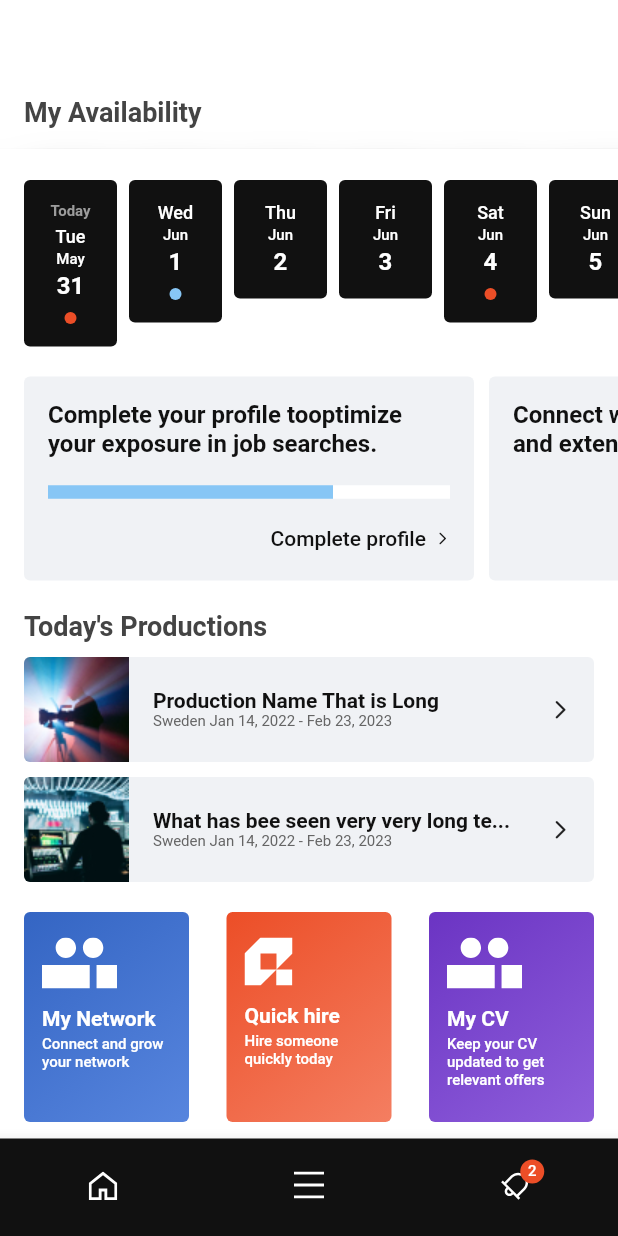
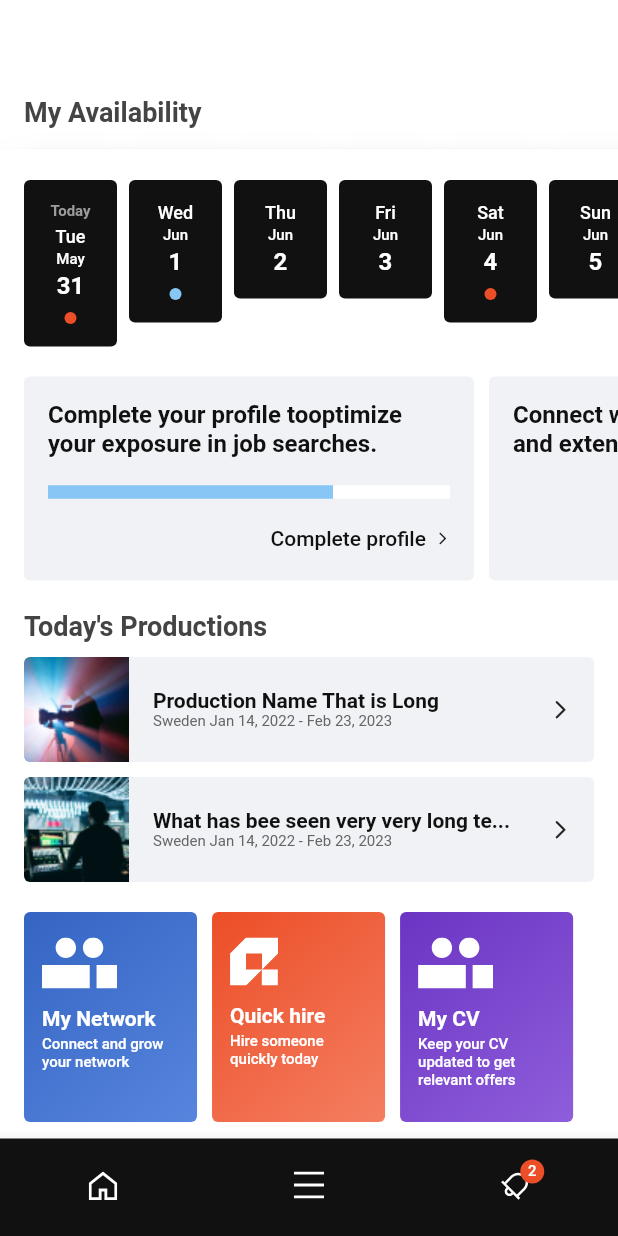
Before and after one commit to sdf0106/qyre_test_app, a Flutter app: the screen it shows after launch, on a phone screen of 412 x 824 dp. Run offline on Flutter 3.47's test engine with Material 2 defaults, Android fonts, the light colour scheme and no system bars; our stand-ins replace bloc, dartz, flutter_bloc, flutter_svg, freezed_annotation, get_it and 1 more; Roboto replaces fonts that are missing (Matter).

Commit message:
fix(tabs): row division fixed

```diff
--- a/lib/features/tabs/presentation/tab_container.dart
+++ b/lib/features/tabs/presentation/tab_container.dart
@@ -25,7 +25,7 @@ class TabContainer extends StatelessWidget {
         borderRadius: BorderRadius.circular(4.0),
         child: Ink(
           height: 140.0,
-          width: 110.0,
+          width: MediaQuery.of(context).size.width * 0.28,
           padding: const EdgeInsets.only(top: 17.0, left: 12.0, right: 12.0),
           decoration: BoxDecoration(
             borderRadius: BorderRadius.circular(4.0),
--- a/lib/features/tabs/presentation/tabs.dart
+++ b/lib/features/tabs/presentation/tabs.dart
@@ -11,7 +11,6 @@ class Tabs extends StatelessWidget {
     return Padding(
       padding: const EdgeInsets.symmetric(horizontal: 16.0),
       child: Row(
-        mainAxisAlignment: MainAxisAlignment.spaceBetween,
         children: [
           TabContainer(
             imagePath: ImagePaths.networkImage,
@@ -20,6 +19,7 @@ class Tabs extends StatelessWidget {
             gradient: Palette.gradientBlue,
             onPressed: () {},
           ),
+          const SizedBox(width: 10.0),
           TabContainer(
             imagePath: ImagePaths.qyreImage,
             title: 'Quick hire',
@@ -27,6 +27,7 @@ class Tabs extends StatelessWidget {
             gradient: Palette.gradientRed,
             onPressed: () {},
           ),
+          const SizedBox(width: 10.0),
           TabContainer(
             imagePath: ImagePaths.networkImage,
             title: 'My CV',
```
